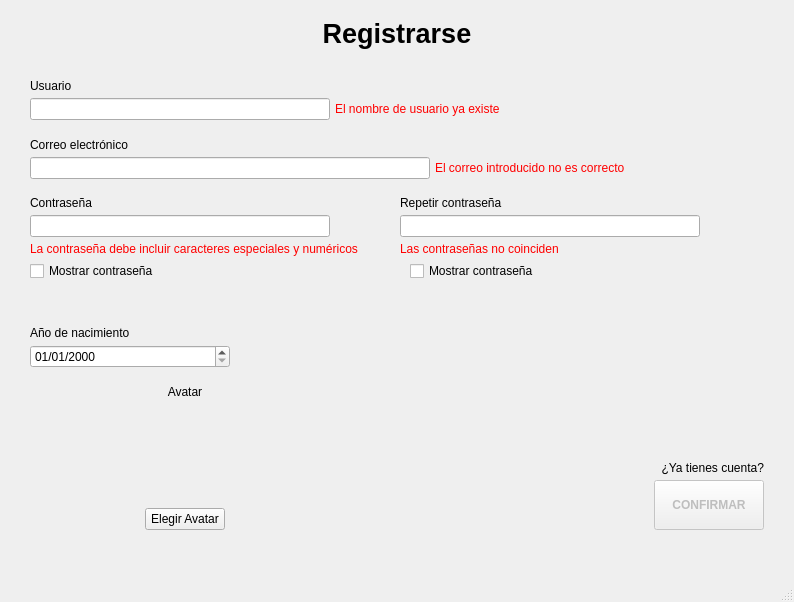
Before: the Qt Designer form mapa/login_register.ui in jorgecanut/mapaIHM, drawn with Qt 5.
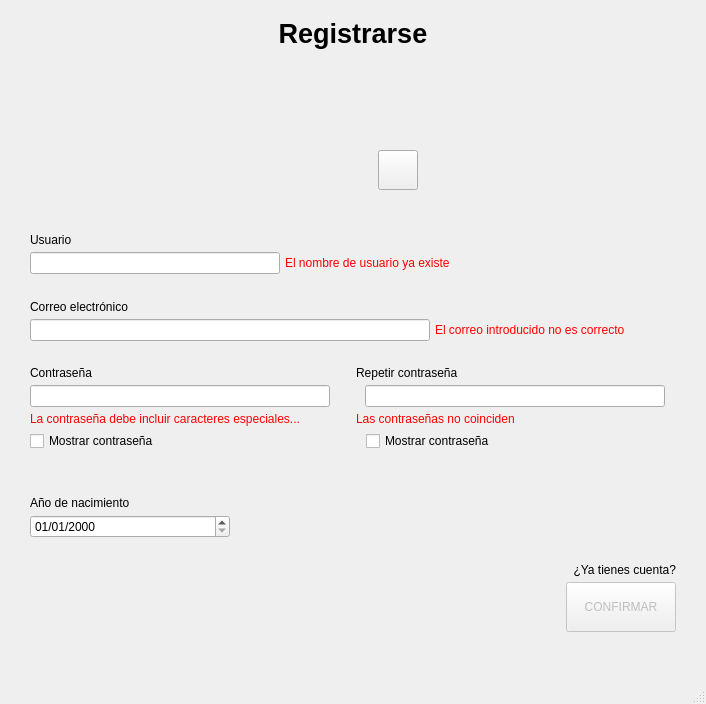
After: the same form once the commit is applied. The open tabs and pages were chosen to show the change. Icons and pictures are not drawn. Custom widgets are drawn as their Qt base class.

Patch:
```diff
--- a/mapa/login_register.ui
+++ b/mapa/login_register.ui
@@ -6,8 +6,8 @@
    <rect>
     <x>0</x>
     <y>0</y>
-    <width>794</width>
-    <height>602</height>
+    <width>706</width>
+    <height>704</height>
    </rect>
   </property>
   <property name="maximumSize">
@@ -511,9 +511,6 @@
        </layout>
       </widget>
       <widget class="QWidget" name="page_2">
-       <property name="styleSheet">
-        <string notr="true"/>
-       </property>
        <layout class="QVBoxLayout" name="verticalLayout_2">
         <item>
          <widget class="QLabel" name="label_7">
@@ -527,7 +524,6 @@
            <font>
             <pointsize>20</pointsize>
             <bold>true</bold>
-            <underline>false</underline>
            </font>
           </property>
           <property name="text">
@@ -539,13 +535,92 @@
          </widget>
         </item>
         <item>
-         <layout class="QVBoxLayout" name="verticalLayout" stretch="0,0,0,0,0,0,0,0,0,0,0,0,0,0,0,0,0">
+         <layout class="QHBoxLayout" name="horizontalLayout_AvatarCentradoReg">
+          <item>
+           <spacer name="h_spacer_avatar_left">
+            <property name="orientation">
+             <enum>Qt::Orientation::Horizontal</enum>
+            </property>
+            <property name="sizeHint" stdset="0">
+             <size>
+              <width>40</width>
+              <height>20</height>
+             </size>
+            </property>
+           </spacer>
+          </item>
+          <item>
+           <widget class="QWidget" name="avatarOverlayContainer" native="true">
+            <property name="minimumSize">
+             <size>
+              <width>140</width>
+              <height>140</height>
+             </size>
+            </property>
+            <property name="maximumSize">
+             <size>
+              <width>140</width>
+              <height>140</height>
+             </size>
+            </property>
+            <widget class="QLabel" name="lAvatar">
+             <property name="geometry">
+              <rect>
+               <x>5</x>
+               <y>5</y>
+               <width>128</width>
+               <height>128</height>
+              </rect>
+             </property>
+             <property name="pixmap">
+              <pixmap resource="resource.qrc">:/iconos_usuarios/batman.svg</pixmap>
+             </property>
+             <property name="scaledContents">
+              <bool>true</bool>
+             </property>
+            </widget>
+            <widget class="QPushButton" name="pbAvatarElegir">
+             <property name="geometry">
+              <rect>
+               <x>95</x>
+               <y>95</y>
+               <width>40</width>
+               <height>40</height>
+              </rect>
+             </property>
+             <property name="icon">
+              <iconset resource="resource.qrc">
+               <normaloff>:/icons/icons/ataque.png</normaloff>:/icons/icons/ataque.png</iconset>
+             </property>
+             <property name="iconSize">
+              <size>
+               <width>24</width>
+               <height>24</height>
+              </size>
+             </property>
+            </widget>
+           </widget>
+          </item>
+          <item>
+           <spacer name="h_spacer_avatar_right">
+            <property name="orientation">
+             <enum>Qt::Orientation::Horizontal</enum>
+            </property>
+            <property name="sizeHint" stdset="0">
+             <size>
+              <width>40</width>
+              <height>20</height>
+             </size>
+            </property>
+           </spacer>
+          </item>
+         </layout>
+        </item>
+        <item>
+         <layout class="QVBoxLayout" name="verticalLayout">
           <property name="spacing">
            <number>5</number>
           </property>
-          <property name="sizeConstraint">
-           <enum>QLayout::SizeConstraint::SetDefaultConstraint</enum>
-          </property>
           <property name="leftMargin">
            <number>12</number>
           </property>
@@ -585,21 +660,15 @@
            <layout class="QHBoxLayout" name="horizontalLayout_10">
             <item>
              <widget class="QLineEdit" name="leUsuario">
-              <property name="sizePolicy">
-               <sizepolicy hsizetype="Expanding" vsizetype="Maximum">
-                <horstretch>0</horstretch>
-                <verstretch>0</verstretch>
-               </sizepolicy>
-              </property>
               <property name="minimumSize">
                <size>
-                <width>300</width>
+                <width>250</width>
                 <height>0</height>
                </size>
               </property>
               <property name="maximumSize">
                <size>
-                <width>300</width>
+                <width>250</width>
                 <height>16777215</height>
                </size>
               </property>
@@ -660,12 +729,6 @@
            <layout class="QHBoxLayout" name="horizontalLayout_5">
             <item>
              <widget class="QLineEdit" name="leEmail">
-              <property name="sizePolicy">
-               <sizepolicy hsizetype="Expanding" vsizetype="Fixed">
-                <horstretch>0</horstretch>
-                <verstretch>0</verstretch>
-               </sizepolicy>
-              </property>
               <property name="minimumSize">
                <size>
                 <width>400</width>
@@ -743,12 +806,6 @@
            <layout class="QHBoxLayout" name="horizontalLayout_6">
             <item>
              <widget class="QLineEdit" name="leContrasea">
-              <property name="sizePolicy">
-               <sizepolicy hsizetype="Minimum" vsizetype="Fixed">
-                <horstretch>0</horstretch>
-                <verstretch>0</verstretch>
-               </sizepolicy>
-              </property>
               <property name="minimumSize">
                <size>
                 <width>300</width>
@@ -824,7 +881,7 @@
                <string notr="true">color:red</string>
               </property>
               <property name="text">
-               <string>La contraseña debe incluir caracteres especiales y numéricos</string>
+               <string>La contraseña debe incluir caracteres especiales...</string>
               </property>
              </widget>
             </item>
@@ -938,140 +995,10 @@
           <item>
            <layout class="QHBoxLayout" name="horizontalLayout_4">
             <item>
-             <layout class="QVBoxLayout" name="verticalLayout_4">
-              <item>
-               <widget class="QLabel" name="label">
-                <property name="text">
-                 <string>Avatar</string>
-                </property>
-                <property name="alignment">
-                 <set>Qt::AlignmentFlag::AlignCenter</set>
-                </property>
-               </widget>
-              </item>
-              <item>
-               <layout class="QHBoxLayout" name="horizontalLayout_AvatarCentrado">
-                <item>
-                 <spacer name="horizontalSpacer_AvatarLeft">
-                  <property name="orientation">
-                   <enum>Qt::Orientation::Horizontal</enum>
-                  </property>
-                  <property name="sizeType">
-                   <enum>QSizePolicy::Policy::Expanding</enum>
-                  </property>
-                  <property name="sizeHint" stdset="0">
-                   <size>
-                    <width>40</width>
-                    <height>20</height>
-                   </size>
-                  </property>
-                 </spacer>
-                </item>
-                <item>
-                 <widget class="QLabel" name="lAvatar">
-                  <property name="sizePolicy">
-                   <sizepolicy hsizetype="Fixed" vsizetype="Fixed">
-                    <horstretch>0</horstretch>
-                    <verstretch>0</verstretch>
-                   </sizepolicy>
-                  </property>
-                  <property name="minimumSize">
-                   <size>
-                    <width>99</width>
-                    <height>99</height>
-                   </size>
-                  </property>
-                  <property name="maximumSize">
-                   <size>
-                    <width>99</width>
-                    <height>99</height>
-                   </size>
-                  </property>
-                  <property name="text">
-                   <string/>
-                  </property>
-                  <property name="scaledContents">
-                   <bool>true</bool>
-                  </property>
-                 </widget>
-                </item>
-                <item>
-                 <spacer name="horizontalSpacer_AvatarRight">
-                  <property name="orientation">
-                   <enum>Qt::Orientation::Horizontal</enum>
-                  </property>
-                  <property name="sizeType">
-                   <enum>QSizePolicy::Policy::Expanding</enum>
-                  </property>
-                  <property name="sizeHint" stdset="0">
-                   <size>
-                    <width>40</width>
-                    <height>20</height>
-                   </size>
-                  </property>
-                 </spacer>
-                </item>
-               </layout>
-              </item>
-              <item>
-               <layout class="QHBoxLayout" name="horizontalLayout_12">
-                <item>
-                 <spacer name="horizontalSpacer_7">
-                  <property name="orientation">
-                   <enum>Qt::Orientation::Horizontal</enum>
-                  </property>
-                  <property name="sizeHint" stdset="0">
-                   <size>
-                    <width>40</width>
-                    <height>20</height>
-                   </size>
-                  </property>
-                 </spacer>
-                </item>
-                <item>
-                 <widget class="QPushButton" name="pbAvatarElegir">
-                  <property name="sizePolicy">
-                   <sizepolicy hsizetype="Minimum" vsizetype="Minimum">
-                    <horstretch>0</horstretch>
-                    <verstretch>0</verstretch>
-                   </sizepolicy>
-                  </property>
-                  <property name="maximumSize">
-                   <size>
-                    <width>100</width>
-                    <height>50</height>
-                   </size>
-                  </property>
-                  <property name="text">
-                   <string>Elegir Avatar</string>
-                  </property>
-                 </widget>
-                </item>
-                <item>
-                 <spacer name="horizontalSpacer_8">
-                  <property name="orientation">
-                   <enum>Qt::Orientation::Horizontal</enum>
-                  </property>
-                  <property name="sizeHint" stdset="0">
-                   <size>
-                    <width>40</width>
-                    <height>20</height>
-                   </size>
-                  </property>
-                 </spacer>
-                </item>
-               </layout>
-              </item>
-             </layout>
-            </item>
-            <item>
-             <spacer name="horizontalSpacer_18">
+             <spacer name="h_spacer_pie_left">
               <property name="orientation">
                <enum>Qt::Orientation::Horizontal</enum>
               </property>
-              <property name="sizeType">
-               <enum>QSizePolicy::Policy::Expanding</enum>
-              </property>
               <property name="sizeHint" stdset="0">
                <size>
                 <width>40</width>
@@ -1081,20 +1008,7 @@
              </spacer>
             </item>
             <item>
-             <layout class="QVBoxLayout" name="verticalLayout_5">
-              <item>
-               <spacer name="verticalSpacer_3">
-                <property name="orientation">
-                 <enum>Qt::Orientation::Vertical</enum>
-                </property>
-                <property name="sizeHint" stdset="0">
-                 <size>
-                  <width>20</width>
-                  <height>40</height>
-                 </size>
-                </property>
-               </spacer>
-              </item>
+             <layout class="QVBoxLayout" name="verticalLayout_Buttons">
               <item>
                <widget class="ClickableLabel" name="label_3">
                 <property name="styleSheet">
@@ -1119,29 +1033,12 @@
                 <property name="enabled">
                  <bool>false</bool>
                 </property>
-                <property name="sizePolicy">
-                 <sizepolicy hsizetype="Minimum" vsizetype="Minimum">
-                  <horstretch>0</horstretch>
-                  <verstretch>0</verstretch>
-                 </sizepolicy>
-                </property>
                 <property name="minimumSize">
                  <size>
                   <width>110</width>
                   <height>50</height>
                  </size>
                 </property>
-                <property name="maximumSize">
-                 <size>
-                  <width>200</width>
-                  <height>16777215</height>
-                 </size>
-                </property>
-                <property name="font">
-                 <font>
-                  <bold>true</bold>
-                 </font>
-                </property>
                 <property name="text">
                  <string>CONFIRMAR</string>
                 </property>
```
Left out of the diff: 34 changed lines with no effect on the pictures.
